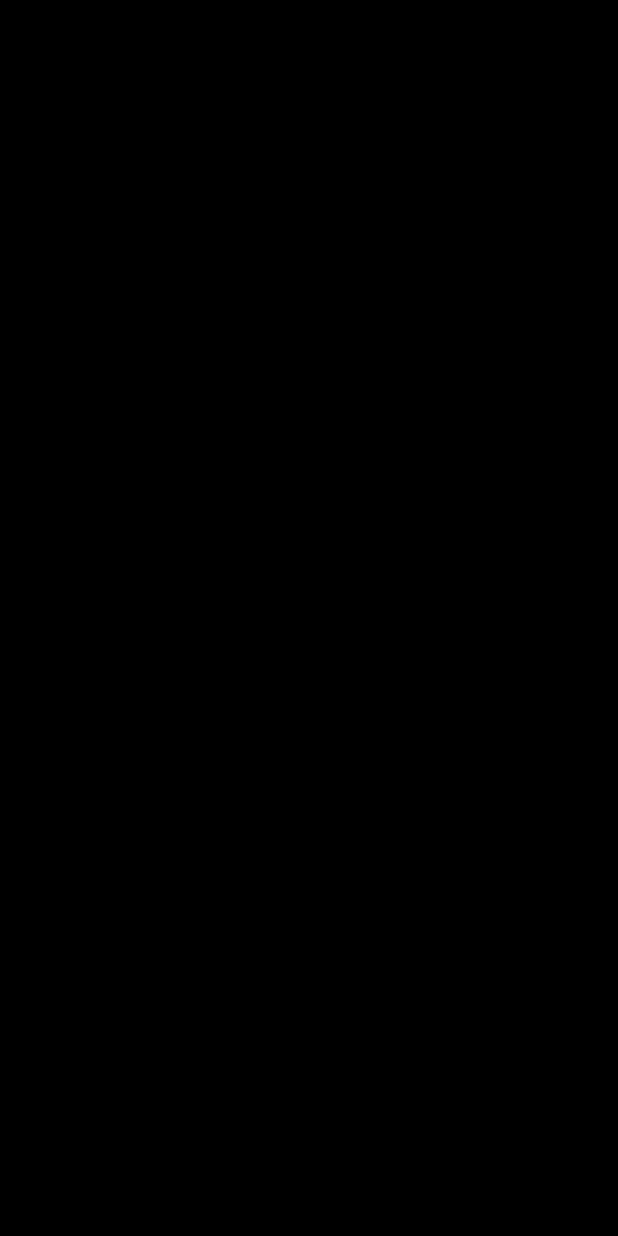
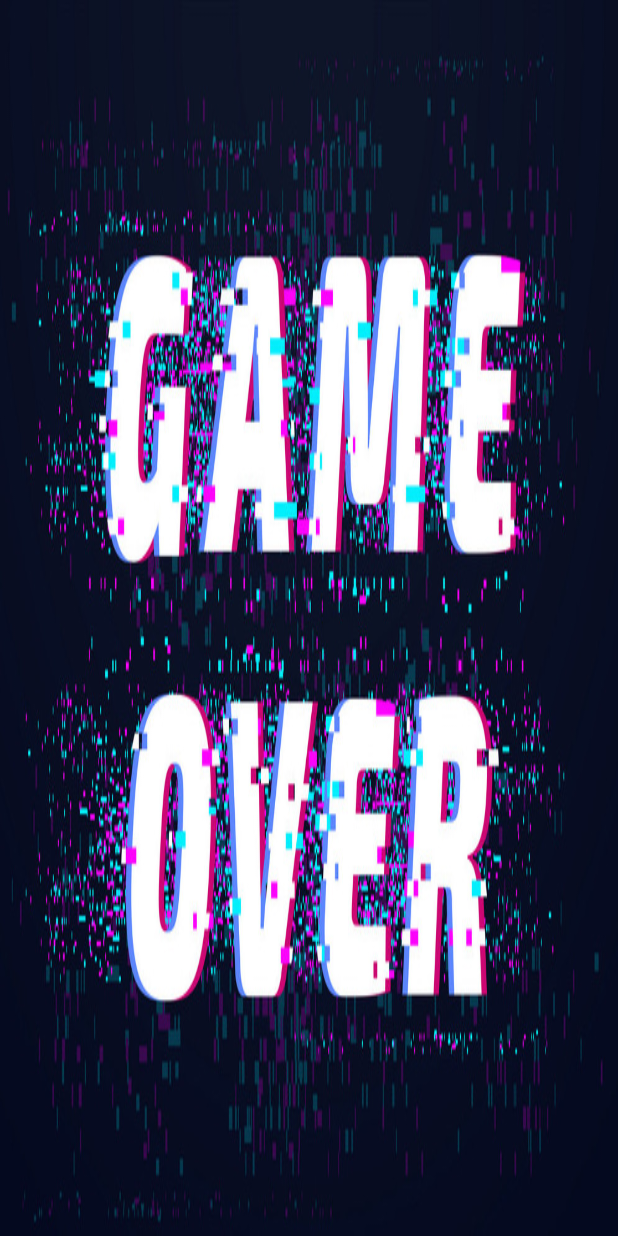
Before and after one commit to sandarustar7/CS125FinalProjectCopy, an Android app: the GameOverActivity screen opened directly, with no data from a screen before it, on a phone screen of 412 x 824 dp. Before the commit the screen is empty. Run offline under Robolectric (Android 15) with nearby library versions, the phone set to English and light mode, and no system bars.

Commit message:
Game Over!

```diff
--- a/app/src/main/java/com/awesomecsgroup/cs125finalproject/GameOverActivity.java
+++ b/app/src/main/java/com/awesomecsgroup/cs125finalproject/GameOverActivity.java
@@ -11,4 +11,8 @@
         super.onCreate(savedInstanceState);
         setContentView(R.layout.activity_game_over);
     }
+
+    public void gameOver() {
+
+    }
 }
--- a/app/src/main/res/layout/activity_game_over.xml
+++ b/app/src/main/res/layout/activity_game_over.xml
@@ -4,6 +4,7 @@
     xmlns:tools="http://schemas.android.com/tools"
     android:layout_width="match_parent"
     android:layout_height="match_parent"
+    android:background="@drawable/game_over"
     tools:context="com.awesomecsgroup.cs125finalproject.GameOverActivity">
 
 </androidx.constraintlayout.widget.ConstraintLayout>
```
Also changed, not shown: app/src/main/res/drawable/game_over.jpg (added).
